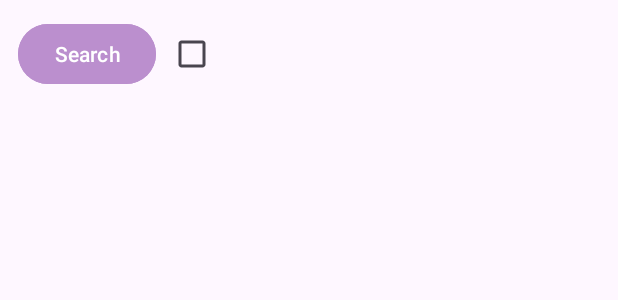
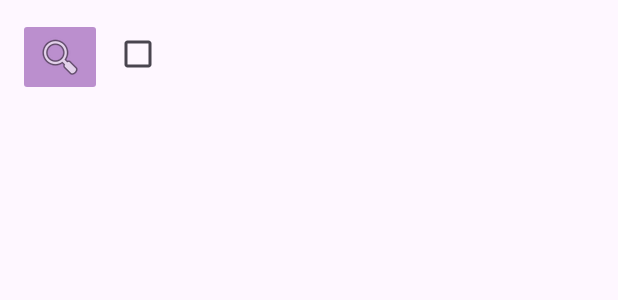
Before and after one commit to zavalani/SayDoneApp, an Android app: the layout item_task.xml on its own in the app's theme, with its tools: preview values and no code run, on a phone screen of 412 x 824 dp. Shown: the top 300 px of the screen. Run offline under Robolectric (Android 15) with nearby library versions, the phone set to English and light mode, and no system bars.

Commit message:
vura search symbol te butoni dhe funksionon

```diff
--- a/app/src/main/java/com/example/mad_final_project/MainActivity.java
+++ b/app/src/main/java/com/example/mad_final_project/MainActivity.java
@@ -9,6 +9,7 @@ import android.os.Handler;
 import android.view.View;
 import android.widget.Button;
 import android.widget.CheckBox;
+import android.widget.ImageButton;
 import android.widget.LinearLayout;
 import android.widget.TextView;
 import android.widget.Toast;
@@ -72,7 +73,7 @@ public class MainActivity extends AppCompatActivity {
         View taskView = getLayoutInflater().inflate(R.layout.item_task, null);
         CheckBox checkBox = taskView.findViewById(R.id.checkboxTask);
         TextView textView = taskView.findViewById(R.id.textViewTask);
-        Button btnSearch = taskView.findViewById(R.id.btnSearchTask);  // new
+        ImageButton btnSearch = taskView.findViewById(R.id.btnSearchTask);  // new
 
         textView.setText(taskText);
 
--- a/app/src/main/res/layout/item_task.xml
+++ b/app/src/main/res/layout/item_task.xml
@@ -6,12 +6,13 @@
     android:padding="12dp">
 
 
-    <Button
+    <ImageButton
         android:id="@+id/btnSearchTask"
         android:layout_width="wrap_content"
         android:layout_height="wrap_content"
         android:backgroundTint="#bb8fce"
-        android:text="Search" />
+        android:text="Search"
+        android:src="@android:drawable/ic_menu_search"/>
 
 
     <CheckBox
```
